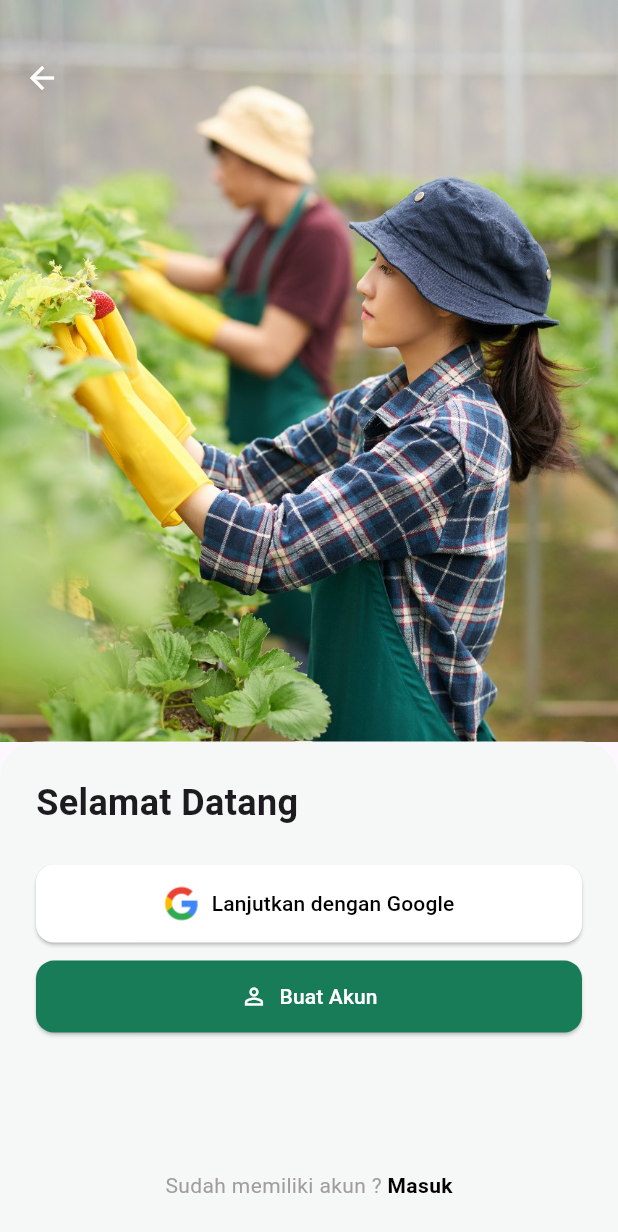
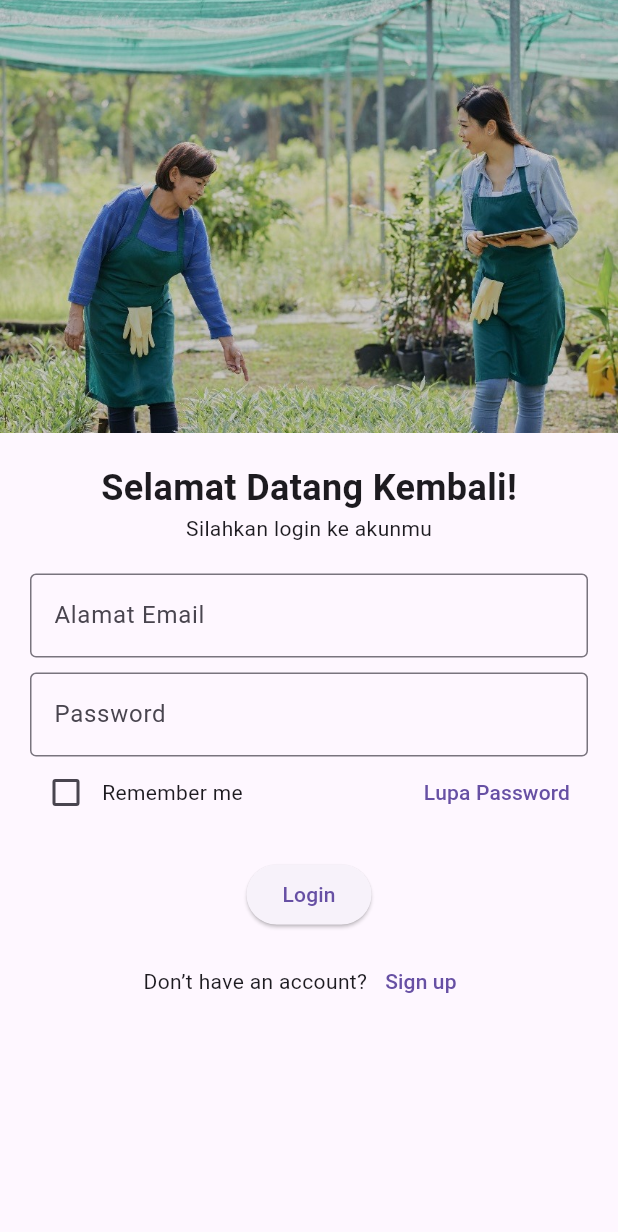
Before and after one commit to MuhammadAbyann/TaniYuk-Smart-Farming-Bok-Choy-Mobile-Application-, a Flutter app: the screen it shows after launch, after a tap on "Masuk", on a phone screen of 412 x 824 dp. Shown: the top 1232 px of the screen. Run offline on Flutter 3.47's test engine with Material 3 defaults, Android fonts, the phone set to English and light mode, and no system bars.

Commit message:
Buat halaman login

```diff
--- /dev/null
+++ b/lib/pages/login_page.dart
@@ -0,0 +1,90 @@
+import 'package:flutter/material.dart';
+
+class LoginPage extends StatelessWidget {
+  const LoginPage({super.key});
+
+  @override
+  Widget build(BuildContext context) {
+    return Scaffold(
+      body: SafeArea(
+        child: Column(
+          children: [
+            // 🖼️ Tambahkan gambar di atas
+            SizedBox(
+              height: MediaQuery.of(context).size.height * 0.35,
+              width: double.infinity,
+              child: Image.asset(
+                'assets/images/farming-2.jpeg',
+                fit: BoxFit.cover,
+              ),
+            ),
+            Expanded(
+              child: Padding(
+                padding: const EdgeInsets.all(20.0),
+                child: Column(
+                  children: [
+                    const Text(
+                      "Selamat Datang Kembali!",
+                      style: TextStyle(fontSize: 24, fontWeight: FontWeight.bold),
+                    ),
+                    const Text("Silahkan login ke akunmu"),
+                    const SizedBox(height: 20),
+                    const TextField(
+                      decoration: InputDecoration(
+                        labelText: 'Alamat Email',
+                        border: OutlineInputBorder(),
+                      ),
+                    ),
+                    const SizedBox(height: 10),
+                    const TextField(
+                      obscureText: true,
+                      decoration: InputDecoration(
+                        labelText: 'Password',
+                        border: OutlineInputBorder(),
+                      ),
+                    ),
+                    Row(
+                      mainAxisAlignment: MainAxisAlignment.spaceBetween,
+                      children: [
+                        Row(
+                          children: [
+                            Checkbox(value: false, onChanged: (val) {}),
+                            const Text("Remember me"),
+                          ],
+                        ),
+                        TextButton(
+                          onPressed: () {},
+                          child: const Text("Lupa Password"),
+                        ),
+                      ],
+                    ),
+                    const SizedBox(height: 20),
+                    ElevatedButton(
+                      onPressed: () {
+                        // aksi login
+                      },
+                      child: const Text("Login"),
+                    ),
+                    const SizedBox(height: 10),
+                    Row(
+                      mainAxisAlignment: MainAxisAlignment.center,
+                      children: [
+                        const Text("Don’t have an account?"),
+                        TextButton(
+                          onPressed: () {
+                            // navigasi ke halaman register
+                          },
+                          child: const Text("Sign up"),
+                        ),
+                      ],
+                    ),
+                  ],
+                ),
+              ),
+            ),
+          ],
+        ),
+      ),
+    );
+  }
+}
--- a/lib/pages/welcome_page.dart
+++ b/lib/pages/welcome_page.dart
@@ -1,4 +1,5 @@
 import 'package:flutter/material.dart';
+import 'login_page.dart';
 
 void main() {
   runApp(const MyApp());
@@ -115,7 +116,10 @@ class WelcomePage extends StatelessWidget {
                           style: TextStyle(color: Colors.grey)),
                       GestureDetector(
                         onTap: () {
-                          // navigasi ke halaman login
+                          Navigator.push(
+                            context,
+                            MaterialPageRoute(builder: (context) => const LoginPage()),
+                          );
                         },
                         child: const Text(
                           'Masuk',
--- a/pubspec.yaml
+++ b/pubspec.yaml
@@ -61,6 +61,7 @@ flutter:
   assets:
     - assets/images/farming.jpeg
     - assets/images/google.png
+    - assets/images/farming-2.jpeg
 
   # An image asset can refer to one or more resolution-specific "variants", see
   # https://flutter.dev/to/resolution-aware-images
```
Also changed, not shown: assets/images/farming-2.jpeg (added).
